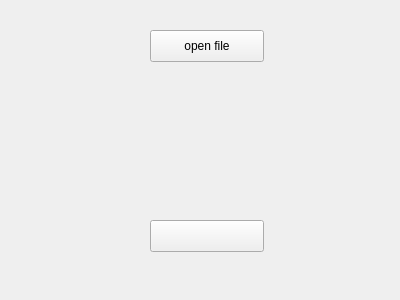
The window that widget.ui (zryang/mymusic) describes before a commit, drawn with Qt 5.
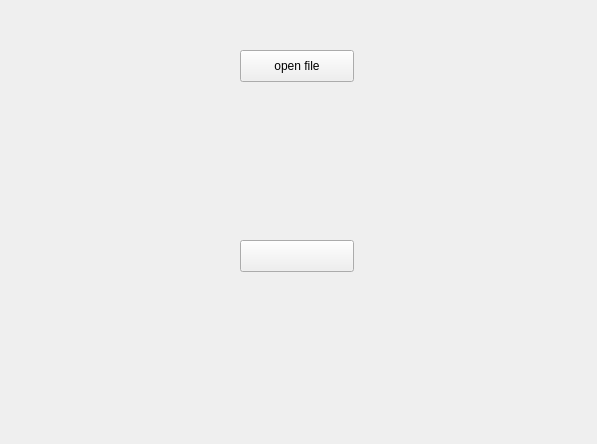
The same window after the commit.

```diff
--- a/widget.ui
+++ b/widget.ui
@@ -6,8 +6,8 @@
    <rect>
     <x>0</x>
     <y>0</y>
-    <width>400</width>
-    <height>300</height>
+    <width>597</width>
+    <height>444</height>
    </rect>
   </property>
   <property name="windowTitle">
@@ -16,8 +16,8 @@
   <widget class="QPushButton" name="openFileBtn">
    <property name="geometry">
     <rect>
-     <x>150</x>
-     <y>30</y>
+     <x>240</x>
+     <y>50</y>
      <width>114</width>
      <height>32</height>
     </rect>
@@ -29,8 +29,8 @@
   <widget class="QPushButton" name="playBtn">
    <property name="geometry">
     <rect>
-     <x>150</x>
-     <y>220</y>
+     <x>240</x>
+     <y>240</y>
      <width>114</width>
      <height>32</height>
     </rect>
@@ -42,15 +42,18 @@
   <widget class="QLabel" name="songLabel">
    <property name="geometry">
     <rect>
-     <x>110</x>
-     <y>130</y>
-     <width>191</width>
-     <height>16</height>
+     <x>100</x>
+     <y>150</y>
+     <width>381</width>
+     <height>20</height>
     </rect>
    </property>
    <property name="text">
     <string/>
    </property>
+   <property name="alignment">
+    <set>Qt::AlignCenter</set>
+   </property>
   </widget>
  </widget>
  <layoutdefault spacing="6" margin="11"/>
```
